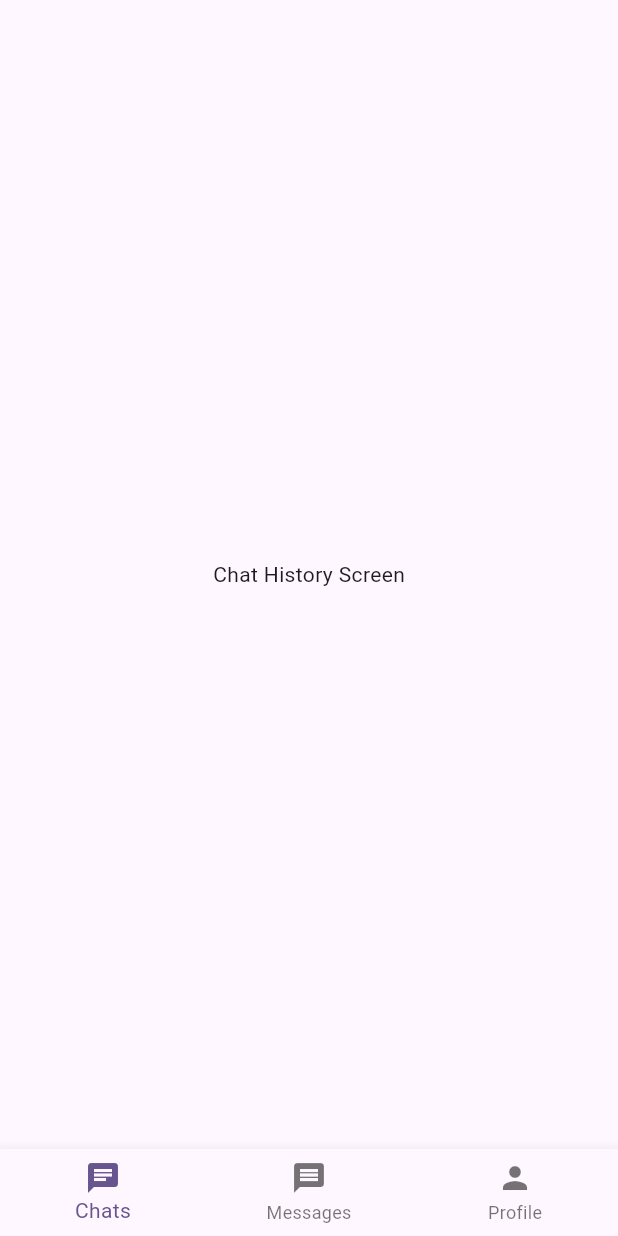
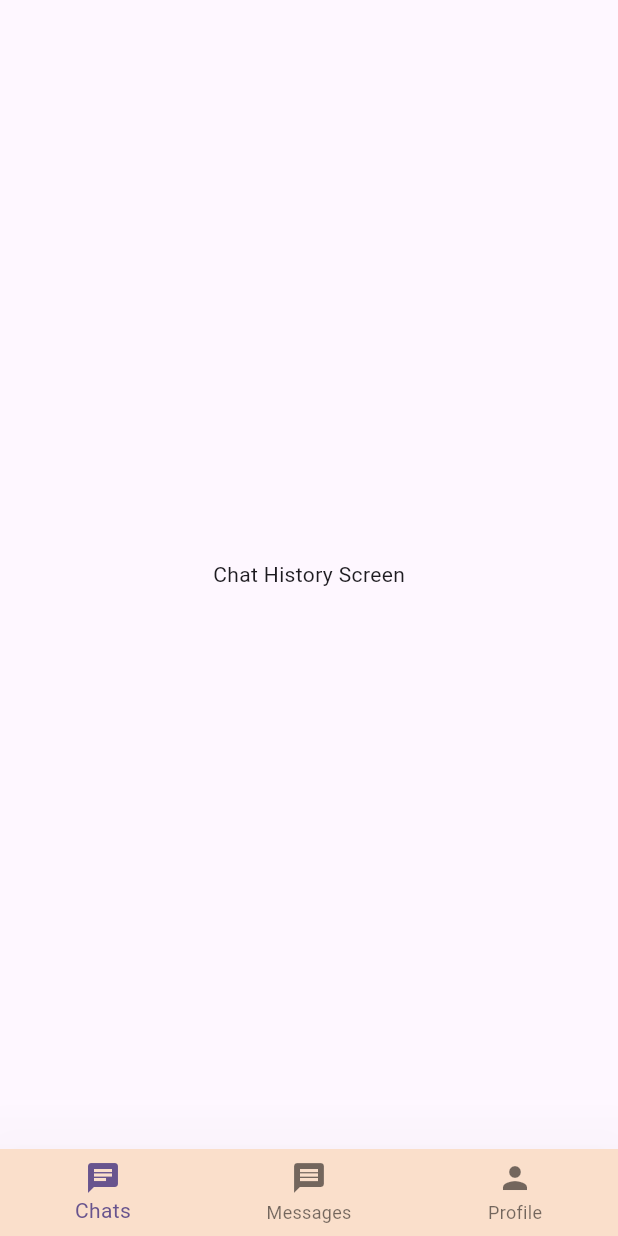
Before and after one commit to Devsaci/gemini_rd_app, a Flutter app: the screen it shows after launch, on a phone screen of 412 x 824 dp. Run offline on Flutter 3.47's test engine with Material 3 defaults, Android fonts, the phone set to English and light mode, and no system bars.

Commit message:
backgroundColor / elevation:

```diff
--- a/lib/screens/home_screen.dart
+++ b/lib/screens/home_screen.dart
@@ -35,7 +35,9 @@ class _HomeScreenState extends State<HomeScreen> {
         },
       ),
       bottomNavigationBar: BottomNavigationBar(
+        backgroundColor: const Color.fromARGB(255, 250, 223, 203),
         currentIndex: _currentIndex,
+        elevation: 50,
         onTap: (index) {
           setState(() {
             _currentIndex = index;
```
